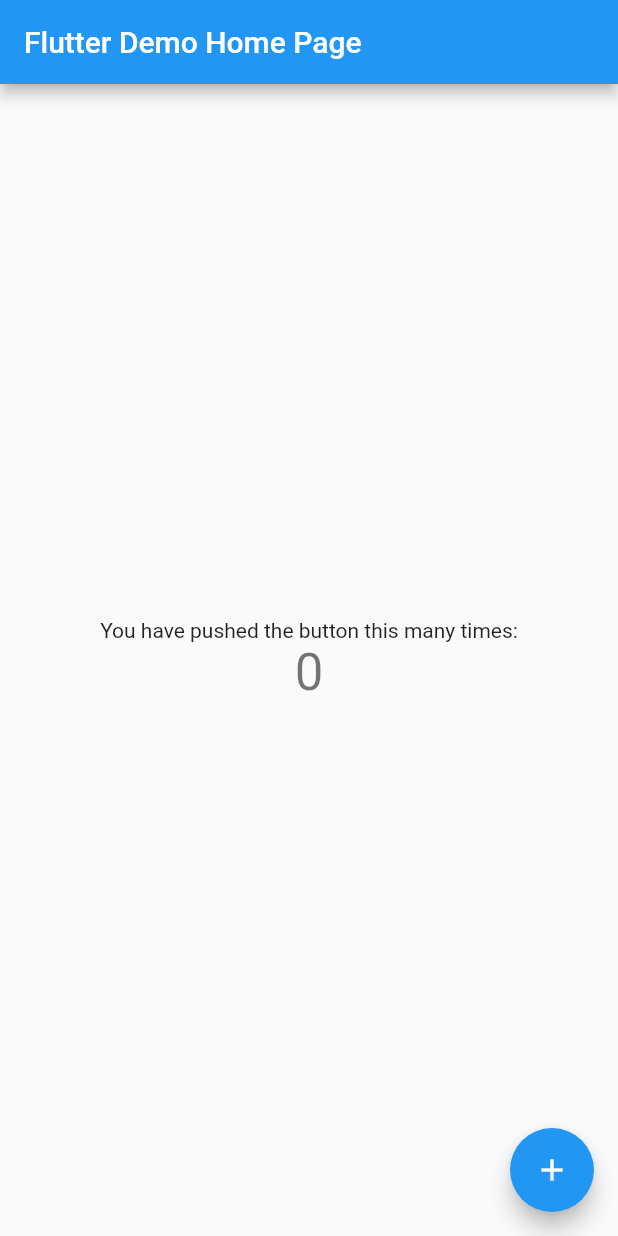
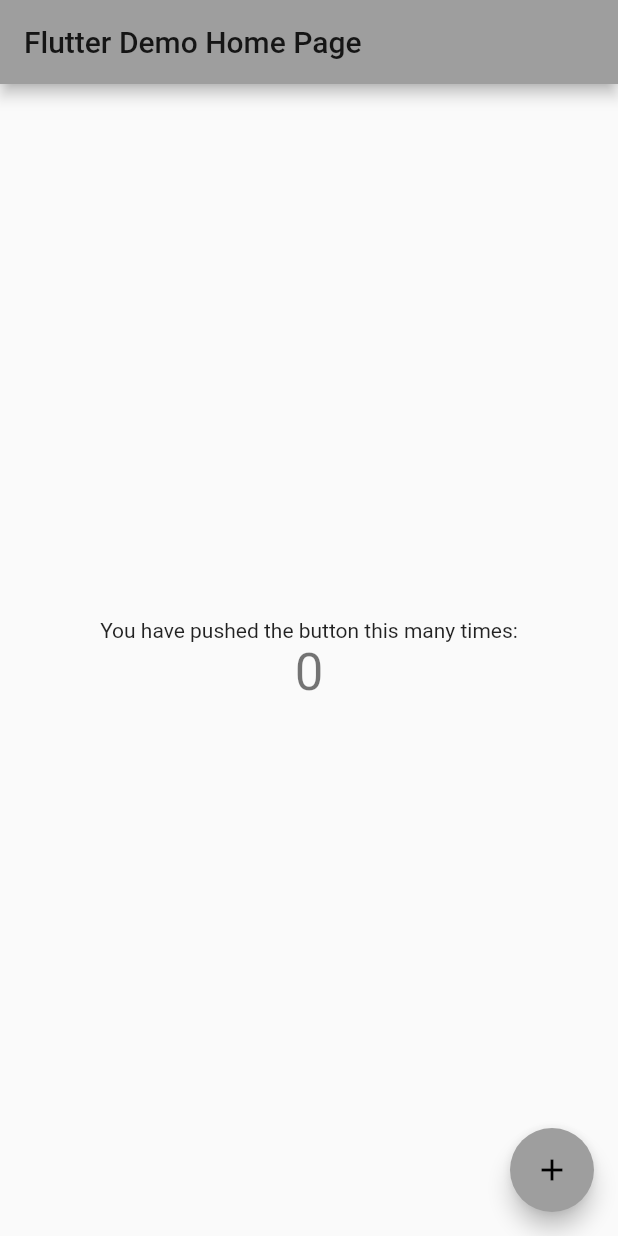
Before and after one commit to prabhatjoshi321/Airport-Finder-Flutter, a Flutter app: the screen it shows after launch, on a phone screen of 412 x 824 dp. Run offline on Flutter 3.47's test engine with Material 2 defaults, Android fonts, the phone set to English and light mode, and no system bars.

Commit message:
Update main.dart

```diff
--- a/lib/main.dart
+++ b/lib/main.dart
@@ -18,7 +18,7 @@ class MyApp extends StatelessWidget {
         // or simply save your changes to "hot reload" in a Flutter IDE).
         // Notice that the counter didn't reset back to zero; the application
         // is not restarted.
-        primarySwatch: Colors.blue,
+        primarySwatch: Colors.grey
       ),
       home: MyHomePage(title: 'Flutter Demo Home Page'),
     );
```
